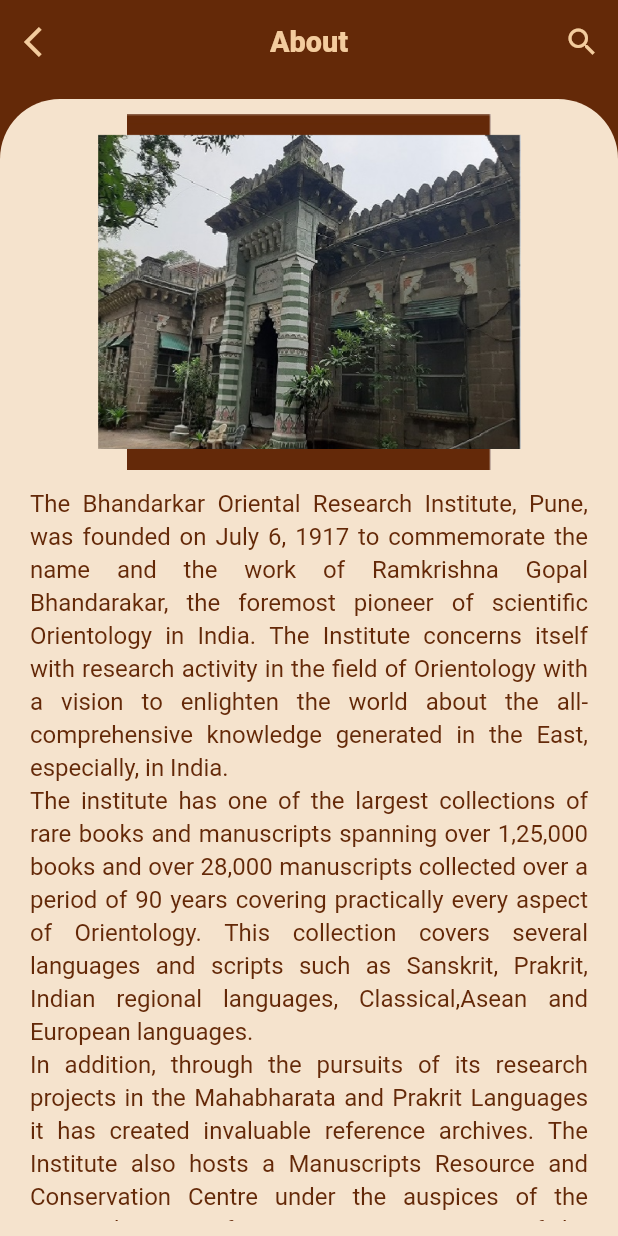
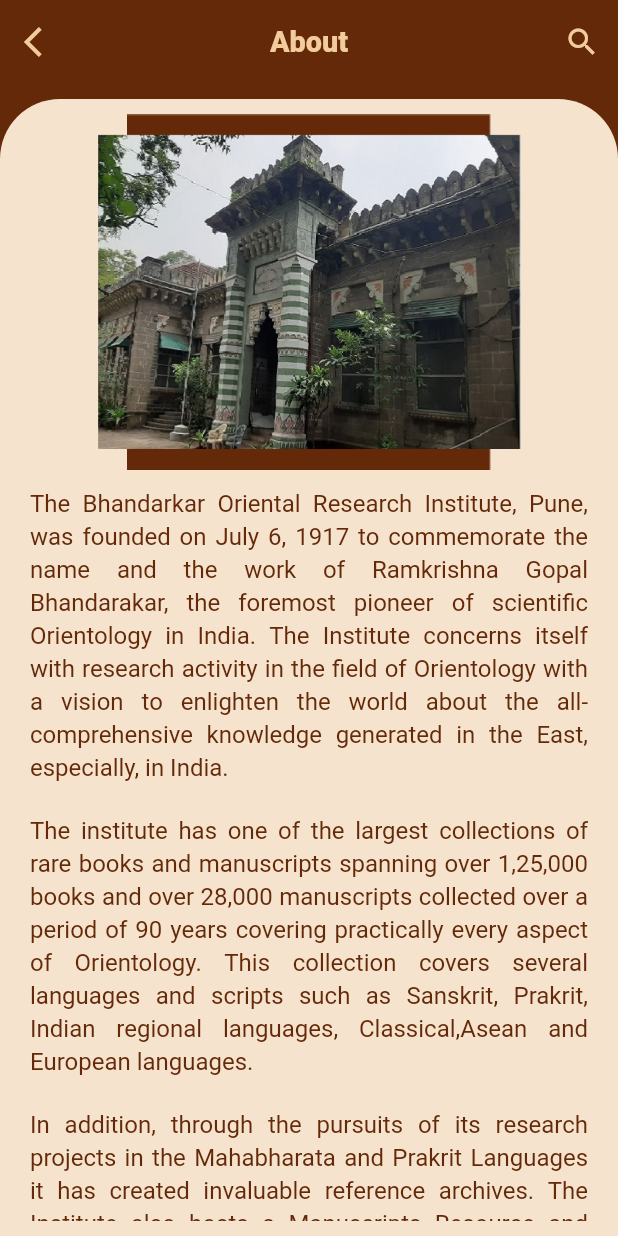
Before and after one commit to Hasnain01-hub/Bori_app, a Flutter app: the AboutScreen screen opened directly, on a phone screen of 412 x 824 dp. Run offline on Flutter 3.47's test engine with Material 2 defaults, Android fonts, the phone set to English and light mode, and no system bars; our stand-ins replace carousel_slider, flutter_svg, google_maps_flutter, sleek_circular_slider, webview_flutter; missing offline and left inert: flutter_inappwebview, simple_rich_text, youtube_api; Roboto replaces fonts that are missing (SF_Pro); project files that could hold a hidden picture were left out.

Commit message:
UI fixes

```diff
--- a/lib/view/screens/AboutScreen.dart
+++ b/lib/view/screens/AboutScreen.dart
@@ -1,21 +1,15 @@
+// ignore_for_file: file_names, prefer_const_constructors, unnecessary_new, prefer_const_literals_to_create_immutables, non_constant_identifier_names, unused_element, avoid_unnecessary_containers, unused_local_variable, use_key_in_widget_constructors
+
 import 'package:bori_app/model/BookingModel.dart';
 import 'package:bori_app/model/apis/ApiResponse.dart';
 import 'package:bori_app/themes/AppColors.dart';
-import 'package:bori_app/view/screens/MainActivity.dart';
-import 'package:bori_app/view/screens/MainActivityAbout.dart';
-import 'package:bori_app/view/screens/MoreScreen.dart';
 import 'package:bori_app/viewModel/BookingViewModel.dart';
-import 'package:carousel_slider/carousel_slider.dart';
 import 'package:flutter/cupertino.dart';
 import 'package:flutter/material.dart';
 import 'package:flutter/services.dart';
 import 'package:flutter/widgets.dart';
-import 'package:flutter_svg/svg.dart';
 import 'package:provider/provider.dart';
 
-import 'MoreScreen.dart';
-
-int _currentIndex = 0;
 bool pressed_About = false;
 bool pressed_elebrum = false;
 bool pressed_contact = false;
@@ -208,16 +202,60 @@ class _AboutScreenState extends State<AboutScreen> {
                             //   alignment: AlignmentDirectional.topCenter,
 
                             child: Text(
-                              'The Bhandarkar Oriental Research Institute, Pune, was founded on July 6, 1917 to commemorate the name and the work of Ramkrishna Gopal Bhandarakar, the foremost pioneer of scientific Orientology in India. The Institute concerns itself with research activity in the field of Orientology with a vision to enlighten the world about the all-comprehensive knowledge generated in the East, especially, in India.\nThe institute has one of the largest collections of rare books and manuscripts spanning over 1,25,000 books and over 28,000 manuscripts collected over a period of 90 years covering practically every aspect of Orientology. This collection covers several languages and scripts such as Sanskrit, Prakrit, Indian regional languages, Classical,Asean and European languages.\nIn addition, through the pursuits of its research projects in the Mahabharata and Prakrit Languages it has created invaluable reference archives. The Institute also hosts a Manuscripts Resource and Conservation Centre under the auspices of the National Mission for Manuscripts, a project of the Cultural Ministry of India. In short, the Institute has been effectively playing the role of a very significant centre of Indological Studies and Research over the last nine decades.',
+                              'The Bhandarkar Oriental Research Institute, Pune, was founded on July 6, 1917 to commemorate the '
+                                  'name and the work of Ramkrishna Gopal Bhandarakar, the foremost pioneer of scientific '
+                                  'Orientology in India. The Institute concerns itself with research activity in the field of '
+                                  'Orientology with a vision to enlighten the world about the all-comprehensive knowledge '
+                                  'generated in the East, especially, in India.',
                               textAlign: TextAlign.justify,
                               overflow: TextOverflow.ellipsis,
-
-                              maxLines: 30,
+                              maxLines: 40,
                               style: TextStyle(
                                   color: AppTheme.deco,
                                   fontSize: 16,
                                   height: 1.4,
-                                  fontWeight: FontWeight.w400),
+                                  fontWeight: FontWeight.w400,),
+                            ),
+                          ),
+                          Container(
+                            margin: EdgeInsets.all(10),
+                            //   alignment: AlignmentDirectional.topCenter,
+
+                            child: Text(
+                              'The institute has one of the largest collections of rare books and manuscripts '
+                                  'spanning over 1,25,000 books and over 28,000 manuscripts collected over a period of 90 '
+                                  'years covering practically every aspect of Orientology. This collection covers several '
+                                  'languages and scripts such as Sanskrit, Prakrit, Indian regional languages, Classical,Asean '
+                                  'and European languages.',
+                              textAlign: TextAlign.justify,
+                              overflow: TextOverflow.ellipsis,
+                              maxLines: 40,
+                              style: TextStyle(
+                                color: AppTheme.deco,
+                                fontSize: 16,
+                                height: 1.4,
+                                fontWeight: FontWeight.w400,),
+                            ),
+                          ),
+                          Container(
+                            margin: EdgeInsets.all(10),
+                            //   alignment: AlignmentDirectional.topCenter,
+
+                            child: Text(
+                              'In addition, through the pursuits of its research projects in the '
+                                  'Mahabharata and Prakrit Languages it has created invaluable reference archives. '
+                                  'The Institute also hosts a Manuscripts Resource and Conservation Centre under the auspices '
+                                  'of the National Mission for Manuscripts, a project of the Cultural Ministry of India. '
+                                  'In short, the Institute has been effectively playing the role of a very significant centre '
+                                  'of Indological Studies and Research over the last nine decades.',
+                              textAlign: TextAlign.justify,
+                              overflow: TextOverflow.ellipsis,
+                              maxLines: 40,
+                              style: TextStyle(
+                                color: AppTheme.deco,
+                                fontSize: 16,
+                                height: 1.4,
+                                fontWeight: FontWeight.w400,),
                             ),
                           ),
                         ],
--- a/lib/view/screens/SplashScreen.dart
+++ b/lib/view/screens/SplashScreen.dart
@@ -28,7 +28,7 @@ class _SplashState extends State<SplashScreen> with TickerProviderStateMixin {
 
     _slideAnimation = Tween<Offset>(
       begin: Offset(0.0, 1.0),
-      end: Offset(0.0, -0.01),
+      end: Offset(0.0, 0.0),
     ).animate(_slideAnimationController!);
 
     _fadeAnimation = CurvedAnimation(
```
Also changed, not shown: lib/view/screens/EmblemScreen.dart (+24 -6 lines), lib/view/screens/HomeScreen.dart (+17 -11 lines), lib/view/screens/LibraryScreen.dart (+60 -6 lines), lib/view/screens/payment/Payment.dart (+8 -9 lines), assets/images/know.png (added).
